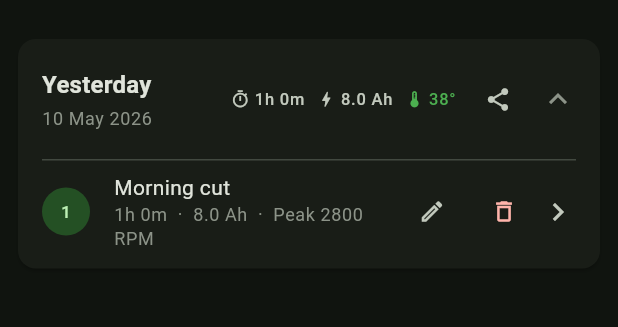
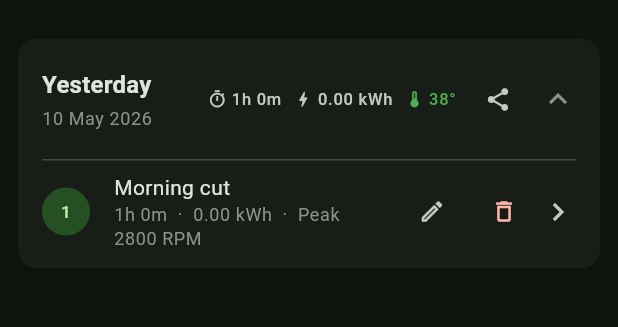
Before and after one commit to SomersetEV/Telematics-Phone-app, a Flutter app: the SessionsScreen screen opened directly, after a tap on "Load example data", after a tap on "Yesterday", on a phone screen of 412 x 824 dp, the part 63-390 px from its top. Run offline on Flutter 3.47's test engine with Material 3 defaults, Android fonts, the phone set to English and light mode, and no system bars; our stand-ins replace drift, fl_chart, flutter_blue_plus, share_plus; accounts and stored records are empty; generated files the repository leaves out were written again.

Commit message:
1.21
bug fixes and small changes

```diff
--- a/lib/data/database.dart
+++ b/lib/data/database.dart
@@ -39,6 +39,7 @@ class Days extends Table {
   TextColumn get date              => text()();   // YYYY-MM-DD
   IntColumn get totalDurationSecs  => integer()();
   RealColumn get totalAh           => real()();
+  RealColumn get totalKwh          => real().withDefault(const Constant(0.0))();
   RealColumn get peakMotorTempC    => real()();
   RealColumn get peakInverterTempC => real()();
   RealColumn get peakBmsTempC      => real()();
@@ -59,6 +60,7 @@ class Trips extends Table {
   IntColumn get endUnix       => integer()();
   IntColumn get durationSecs  => integer()();
   RealColumn get ahConsumed   => real()();
+  RealColumn get kwhConsumed  => real().withDefault(const Constant(0.0))();
   IntColumn get peakRpm       => integer()();
   RealColumn get peakMotorTempC    => real()();
   RealColumn get peakInverterTempC => real()();
@@ -106,7 +108,7 @@ class AppDatabase extends _$AppDatabase {
   AppDatabase() : super(_openConnection());
 
   @override
-  int get schemaVersion => 4;
+  int get schemaVersion => 6;
 
   @override
   MigrationStrategy get migration => MigrationStrategy(
@@ -122,6 +124,12 @@ class AppDatabase extends _$AppDatabase {
       }
       if (from < 4) {
         await customStatement('ALTER TABLE log_records ADD COLUMN pack_kw REAL NOT NULL DEFAULT 0.0');
+      }
+      if (from < 5) {
+        await customStatement('ALTER TABLE days ADD COLUMN total_kwh REAL NOT NULL DEFAULT 0.0');
+      }
+      if (from < 6) {
+        await customStatement('ALTER TABLE trips ADD COLUMN kwh_consumed REAL NOT NULL DEFAULT 0.0');
       }
     },
   );
--- a/lib/data/session_repository.dart
+++ b/lib/data/session_repository.dart
@@ -63,6 +63,7 @@ class SessionRepository {
             date:              Value(date),
             totalDurationSecs: Value(existing.totalDurationSecs + dayCompanion.totalDurationSecs.value),
             totalAh:           Value(existing.totalAh + dayCompanion.totalAh.value),
+            totalKwh:          Value(existing.totalKwh + dayCompanion.totalKwh.value),
             peakMotorTempC:    Value(_max(existing.peakMotorTempC,    dayCompanion.peakMotorTempC.value)),
             peakInverterTempC: Value(_max(existing.peakInverterTempC, dayCompanion.peakInverterTempC.value)),
             peakBmsTempC:      Value(_max(existing.peakBmsTempC,      dayCompanion.peakBmsTempC.value)),
--- a/lib/ui/screens/sessions_screen.dart
+++ b/lib/ui/screens/sessions_screen.dart
@@ -154,7 +154,7 @@ class _DayCardState extends State<_DayCard> {
                   const SizedBox(width: 8),
                   _StatChip(
                     icon:  Icons.bolt,
-                    label: '${day.totalAh.toStringAsFixed(1)} Ah',
+                    label: '${day.totalKwh.toStringAsFixed(2)} kWh',
                   ),
                   const SizedBox(width: 8),
                   _StatChip(
@@ -291,7 +291,7 @@ class _TripTile extends StatelessWidget {
       title: Text(label, style: theme.textTheme.bodyMedium),
       subtitle: Text(
         '${_formatDuration(trip.durationSecs)}  ·  '
-        '${trip.ahConsumed.toStringAsFixed(1)} Ah  ·  '
+        '${trip.kwhConsumed.toStringAsFixed(2)} kWh  ·  '
         'Peak ${trip.peakRpm} RPM',
         style: theme.textTheme.bodySmall?.copyWith(
           color: theme.colorScheme.outline,
--- a/lib/ui/screens/trip_detail_screen.dart
+++ b/lib/ui/screens/trip_detail_screen.dart
@@ -154,7 +154,7 @@ class _StatsBar extends StatelessWidget {
             _divider(),
             _StatItem(
               label: 'Energy',
-              value: '${trip.ahConsumed.toStringAsFixed(1)} Ah',
+              value: '${trip.kwhConsumed.toStringAsFixed(2)} kWh',
               icon:  Icons.bolt,
             ),
             _divider(),
```
Also changed, not shown: lib/data/csv_parser.dart (+7 -0 lines), lib/services/ble_service.dart (+14 -1 lines), lib/data/database.g.dart.
